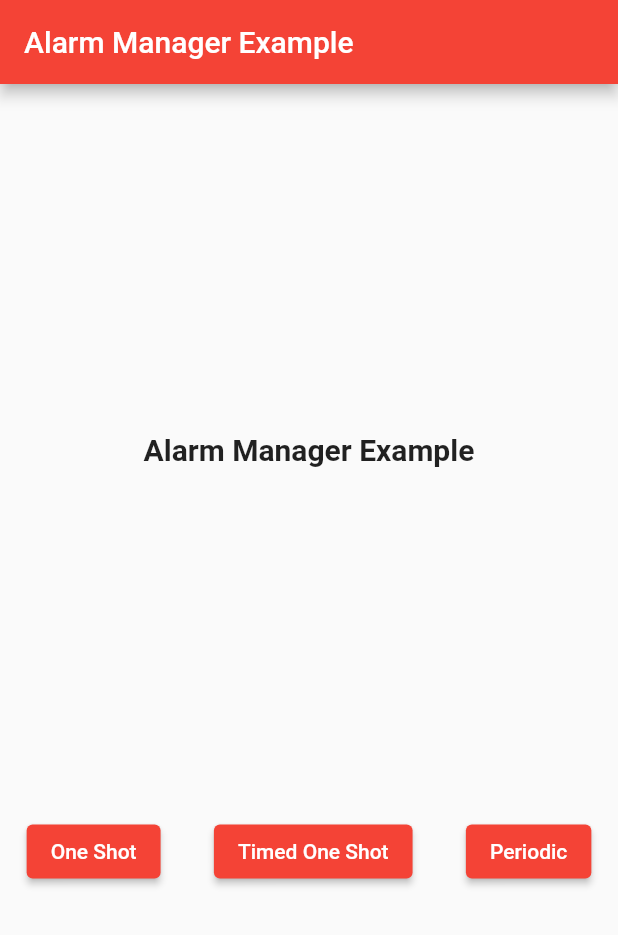
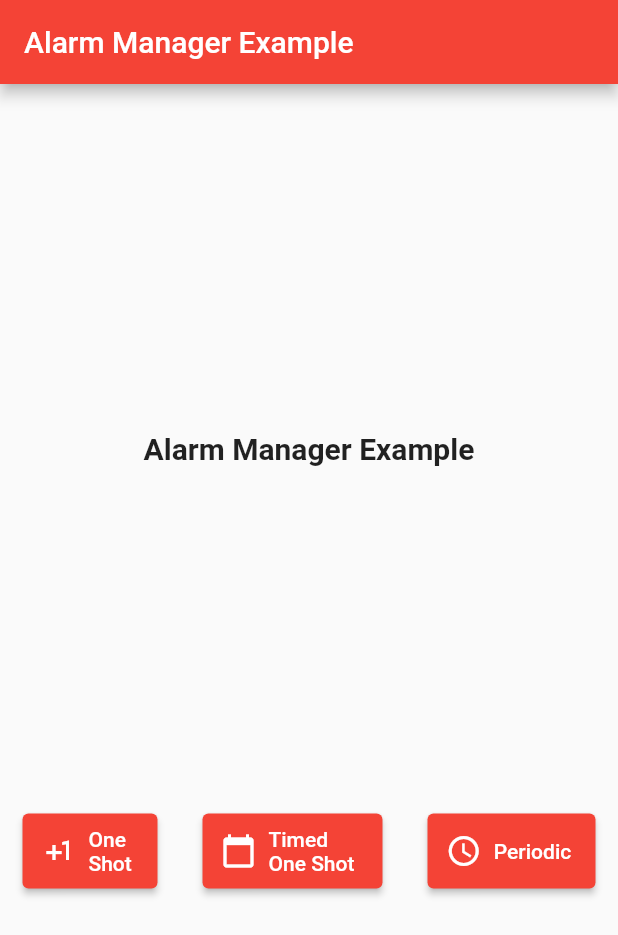
Before and after one commit to TomerPacific/MediumArticles, a Flutter app: the screen it shows after launch, on a phone screen of 412 x 824 dp. Shown: the top 935 px of the screen. Run offline on Flutter 3.47's test engine with Material 2 defaults, Android fonts, the phone set to English and light mode, and no system bars; our stand-ins replace geolocator, webview_flutter; missing offline and left inert: android_alarm_manager_plus.

Commit message:
MediumArticles AlarmManager styling buttons with icons and changing margins and sizes of buttons

```diff
--- a/alarm_manager_example/lib/main.dart
+++ b/alarm_manager_example/lib/main.dart
@@ -77,30 +77,51 @@ class _MyHomePageState extends State<MyHomePage> {
                 style: TextStyle(fontWeight: FontWeight.bold, fontSize: 20.0),
             ),
             Row(
-              mainAxisAlignment: MainAxisAlignment.spaceAround,
+              mainAxisAlignment: MainAxisAlignment.spaceBetween,
               children: [
-                ElevatedButton(
+                Container(
+                  margin: const EdgeInsets.only(left: 15),
+                  child:  SizedBox(
+                    width: 90,
+                    height: 50,
+                    child: ElevatedButton.icon(
                         onPressed: () {
                           _scheduleOneShotAlarm(false);
                         },
-                      child: const Text(
+                        icon: const Icon(Icons.plus_one),
+                        label: const Text(
                             "One Shot"
                         )
                     ),
-                ElevatedButton(
+                  ),
+                ),
+                SizedBox(
+                  width: 120,
+                  height: 50,
+                  child: ElevatedButton.icon(
                       onPressed: () {
                         _scheduleOneShotAlarm(true);
                       },
-                    child: const Text(
+                      icon: const Icon(Icons.calendar_today),
+                      label: const Text(
                           "Timed One Shot"
                       )
                   ),
-                ElevatedButton(
+                ),
+                Container(
+                  margin: const EdgeInsets.only(right: 15),
+                  child: SizedBox(
+                    width: 112,
+                    height: 50,
+                    child:  ElevatedButton.icon(
                         onPressed: _schedulePeriodicAlarm,
-                    child: const Text(
+                        icon: const Icon(Icons.watch_later_outlined),
+                        label: const Text(
                             "Periodic"
                         )
-                )
+                    ),
+                  ),
+                ),
               ],
             )
           ],
```
Lines whose indentation alone changed are shown as unchanged.
